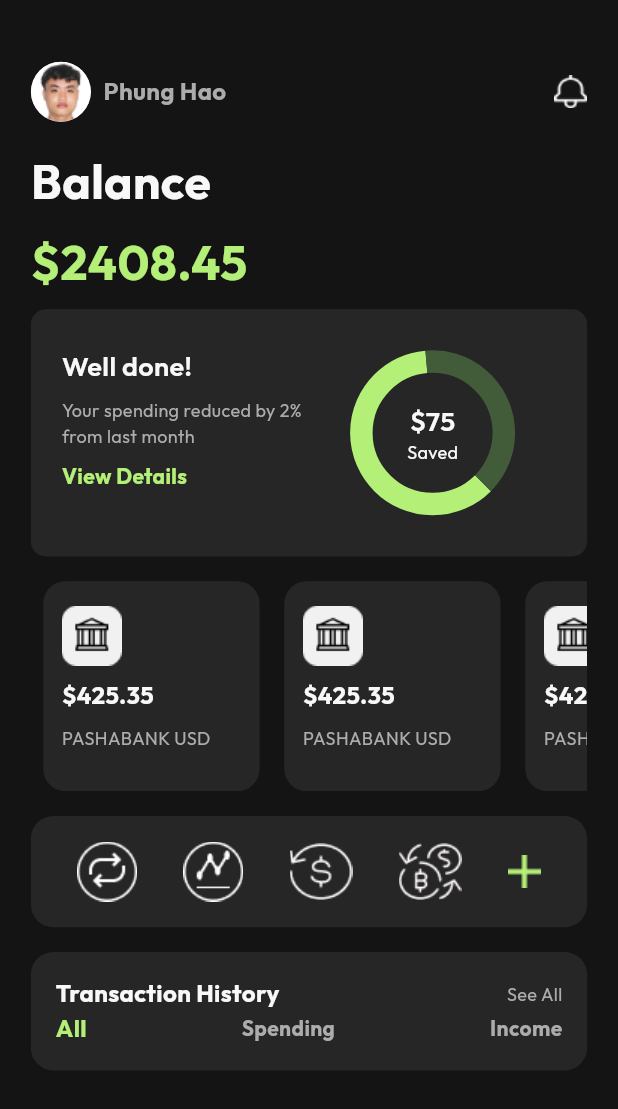
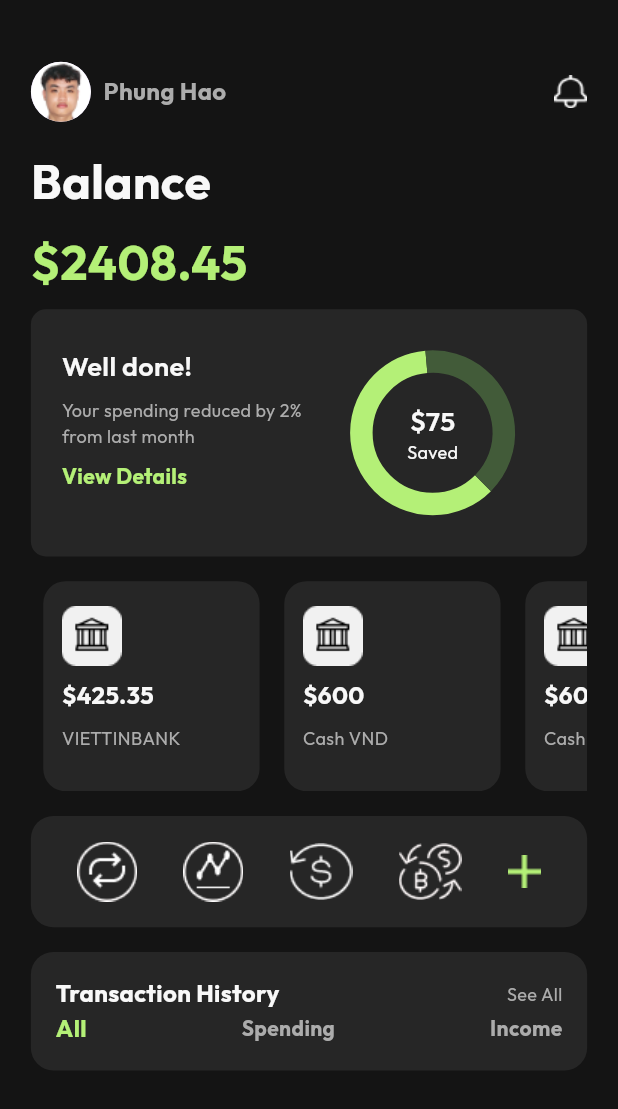
Before and after one commit to phunghao2903/fintrack, a Flutter app: the screen it shows after launch, on a phone screen of 412 x 824 dp. Shown: the top 1109 px of the screen. Run offline on Flutter 3.47's test engine with Material 3 defaults, Android fonts, the phone set to English and light mode, and no system bars; drawn by our look-alikes of fl_chart; our stand-ins replace flutter_bloc, google_fonts; missing offline and left inert: bitsdojo_window.

Commit message:
update: feature/home

```diff
--- /dev/null
+++ b/lib/features/home/bloc/home_bloc.dart
@@ -0,0 +1,35 @@
+
+
+import 'package:flutter_bloc/flutter_bloc.dart';
+import 'package:fintrack/features/home/datasources/account.dart';
+import 'package:fintrack/features/home/datasources/list_account.dart';
+
+abstract class HomeEvent{}
+class LoadAcountsEvent extends HomeEvent{}
+
+
+abstract class HomeState{}
+class HomeInitial extends HomeState{}
+class HomeLoading extends HomeState{}
+class HomeLoadedAccount extends HomeState{
+  final List<Account> listAccount ;
+  HomeLoadedAccount({required this.listAccount});
+}
+class HomeError extends HomeState{
+  final String error;
+  HomeError({required this.error});
+}
+
+
+class HomeBloc extends  Bloc<HomeEvent,HomeState>{
+   HomeBloc(): super (HomeInitial()){
+    on<LoadAcountsEvent>((event, emit) {
+      emit(HomeLoading());
+      final _account =  listAccount;
+      emit(HomeLoadedAccount(listAccount: _account));
+    },);
+
+
+
+   }
+}
--- /dev/null
+++ b/lib/features/home/datasources/account.dart
@@ -0,0 +1,7 @@
+
+class Account {
+  final  String images;
+  final String money;
+  final String resource;
+  Account({required this.images, required this.money, required this.resource});
+}
--- /dev/null
+++ b/lib/features/home/datasources/list_account.dart
@@ -0,0 +1,9 @@
+
+import 'package:fintrack/features/home/datasources/account.dart';
+
+List<Account> listAccount = [
+  Account(images: "assets/icons/pashabank_usd.png", money: "\$425.35", resource: "VIETTINBANK"),
+  Account(images: "assets/icons/pashabank_usd.png", money: "\$600", resource: "Cash VND"),
+  Account(images: "assets/icons/pashabank_usd.png", money: "\$600", resource: "Cash USD"),
+  Account(images: "assets/icons/pashabank_usd.png", money: "\$425.35", resource: "MBBANK "),
+];
--- a/lib/features/home/pages/account_item.dart
+++ b/lib/features/home/pages/account_item.dart
@@ -4,14 +4,21 @@ import 'package:fintrack/core/utils/size_utils.dart';
 import 'package:flutter/material.dart';
 
 class AccountItem extends StatelessWidget {
-  const AccountItem({super.key});
+  final String images;
+  final String money;
+  final String resource;
+  AccountItem({
+    required this.images,
+    required this.money,
+    required this.resource,
+  });
 
   @override
   Widget build(BuildContext context) {
     final h = SizeUtils.height(context);
     final w = SizeUtils.width(context);
     return Padding(
-      padding:  EdgeInsets.symmetric(horizontal: w *0.02),
+      padding: EdgeInsets.symmetric(horizontal: w * 0.02),
       child: Container(
         height: h * 0.17,
         width: w * 0.35,
@@ -20,20 +27,23 @@ class AccountItem extends StatelessWidget {
           borderRadius: BorderRadius.circular(15),
         ),
         child: Padding(
-          padding: EdgeInsets.symmetric(horizontal: w * 0.03, vertical: h * 0.02),
+          padding: EdgeInsets.symmetric(
+            horizontal: w * 0.03,
+            vertical: h * 0.02,
+          ),
           child: Column(
             // mainAxisAlignment: MainAxisAlignment.start,
             crossAxisAlignment: CrossAxisAlignment.start,
             children: [
-              Image.asset('assets/icons/pashabank_usd.png'),
+              Image.asset(images),
               SizedBox(height: h * 0.01),
               Text(
-                "\$425.35",
+                money,
                 style: AppTextStyles.body1.copyWith(color: AppColors.white),
               ),
               SizedBox(height: h * 0.01),
               Text(
-                "PASHABANK USD",
+                resource,
                 style: AppTextStyles.caption.copyWith(color: AppColors.grey),
               ),
             ],
--- a/lib/features/home/pages/home_page.dart
+++ b/lib/features/home/pages/home_page.dart
@@ -3,11 +3,12 @@ import 'dart:math';
 import 'package:fintrack/core/theme/app_colors.dart';
 import 'package:fintrack/core/theme/app_text_styles.dart';
 import 'package:fintrack/core/utils/size_utils.dart';
+import 'package:fintrack/features/home/bloc/home_bloc.dart';
 import 'package:fintrack/features/home/pages/account_item.dart';
 import 'package:fintrack/features/home/pages/my_pie_chart.dart';
 import 'package:fl_chart/fl_chart.dart';
 import 'package:flutter/material.dart';
-
+import 'package:flutter_bloc/flutter_bloc.dart';
 class HomePage extends StatefulWidget {
   const HomePage({super.key});
 
@@ -16,6 +17,10 @@ class HomePage extends StatefulWidget {
 }
 
 class _HomePageState extends State<HomePage> {
+  @override
+  void initState() {
+     context.read<HomeBloc>().add(LoadAcountsEvent());
+  }
   final List _list = ['1', '2', '3'];
   @override
   Widget build(BuildContext context) {
@@ -147,13 +152,26 @@ class _HomePageState extends State<HomePage> {
                   Expanded(
                     child: Container(
                       height: h * 0.17,
+                      child: BlocBuilder<HomeBloc, HomeState>(
+                        builder: (context, state) {
+                          if(state is HomeLoadedAccount ){
+                            return ListView.builder(
+                            scrollDirection: Axis.horizontal,
+                            itemCount: state.listAccount.length,
+                            itemBuilder: (context, index) {
+                              final product = state.listAccount[index];
+                              return AccountItem(
+                                images: product.images,
+                                money: product.money,
+                                resource: product.resource
+                              );
+                            },
+                          );
 
-                      child: ListView.builder(
-                        scrollDirection: Axis.horizontal,
+                          }else{
+                            return SizedBox();
+                          }
 
-                        itemCount: 5,
-                        itemBuilder: (context, index) {
-                          return AccountItem();
                         },
                       ),
                     ),
@@ -176,22 +194,23 @@ class _HomePageState extends State<HomePage> {
                     Image.asset("assets/icons/analyst.png"),
                     Image.asset("assets/icons/deposit.png"),
                     Image.asset("assets/icons/buy.png"),
-                    Image.asset("assets/icons/add.png" ),
-
+                    Image.asset("assets/icons/add.png"),
                   ],
-
                 ),
               ),
               SizedBox(height: h * 0.02),
               Container(
                 // height: h*0.1,
-                width: w*0.9,
+                width: w * 0.9,
                 decoration: BoxDecoration(
                   color: AppColors.widget,
                   borderRadius: BorderRadius.circular(15),
                 ),
                 child: Padding(
-                  padding:  EdgeInsets.symmetric(horizontal: h*0.02,vertical: h*0.02),
+                  padding: EdgeInsets.symmetric(
+                    horizontal: h * 0.02,
+                    vertical: h * 0.02,
+                  ),
                   child: Column(
                     mainAxisSize: MainAxisSize.min,
                     children: [
@@ -200,12 +219,16 @@ class _HomePageState extends State<HomePage> {
                         children: [
                           Text(
                             "Transaction History",
-                            style: AppTextStyles.body1.copyWith(color: AppColors.white),
+                            style: AppTextStyles.body1.copyWith(
+                              color: AppColors.white,
+                            ),
                           ),
                           Text(
-                             "See All",
-                             style: AppTextStyles.caption.copyWith(color: AppColors.grey),
-                          )
+                            "See All",
+                            style: AppTextStyles.caption.copyWith(
+                              color: AppColors.grey,
+                            ),
+                          ),
                         ],
                       ),
                       Row(
@@ -213,25 +236,29 @@ class _HomePageState extends State<HomePage> {
                         children: [
                           Text(
                             "All",
-                            style: AppTextStyles.body1.copyWith(color: AppColors.main),
+                            style: AppTextStyles.body1.copyWith(
+                              color: AppColors.main,
+                            ),
                           ),
 
-
                           Text(
-                             "Spending",
-                             style: AppTextStyles.body2.copyWith(color: AppColors.grey),
+                            "Spending",
+                            style: AppTextStyles.body2.copyWith(
+                              color: AppColors.grey,
+                            ),
                           ),
                           Text(
-                             "Income",
-                             style: AppTextStyles.body2.copyWith(color: AppColors.grey),
-                          )
+                            "Income",
+                            style: AppTextStyles.body2.copyWith(
+                              color: AppColors.grey,
+                            ),
+                          ),
                         ],
                       ),
                     ],
-
                   ),
                 ),
-              )
+              ),
             ],
           ),
         ),
--- a/lib/features/home/pages/my_pie_chart.dart
+++ b/lib/features/home/pages/my_pie_chart.dart
@@ -16,11 +16,9 @@ class MyPieChart extends StatelessWidget {
       width: w * 0.14,
       child: Stack(
         alignment: Alignment.center,
-
         children: [
           PieChart(
             swapAnimationDuration: Duration(milliseconds: 800),
-
             PieChartData(
               startDegreeOffset: 45,
               sectionsSpace: 0,
--- a/lib/main.dart
+++ b/lib/main.dart
@@ -1,8 +1,10 @@
 import 'dart:ui';
 
+import 'package:fintrack/features/home/bloc/home_bloc.dart';
 import 'package:fintrack/features/home/pages/home_page.dart';
 import 'package:flutter/material.dart';
 import 'package:bitsdojo_window/bitsdojo_window.dart';
+import 'package:flutter_bloc/flutter_bloc.dart';
 
 void main() {
   runApp(const MyApp());
@@ -23,12 +25,14 @@ class MyApp extends StatelessWidget {
 
   @override
   Widget build(BuildContext context) {
-    return  MaterialApp(
+    return MaterialApp(
       scrollBehavior: DesktopScrollBehavior(),
-      home: HomePage()
+      home: BlocProvider(create: (context) =>
+      HomeBloc(), child: HomePage()),
     );
   }
 }
+
 class DesktopScrollBehavior extends MaterialScrollBehavior {
   @override
   Set<PointerDeviceKind> get dragDevices => {
--- a/pubspec.yaml
+++ b/pubspec.yaml
@@ -38,6 +38,7 @@ dependencies:
   google_fonts: ^6.3.2
   fl_chart: ^1.1.0
   path_provider: ^2.1.1
+  flutter_bloc: ^9.1.1
 
 dev_dependencies:
   flutter_test:
```
Also changed, not shown: pubspec.lock.
